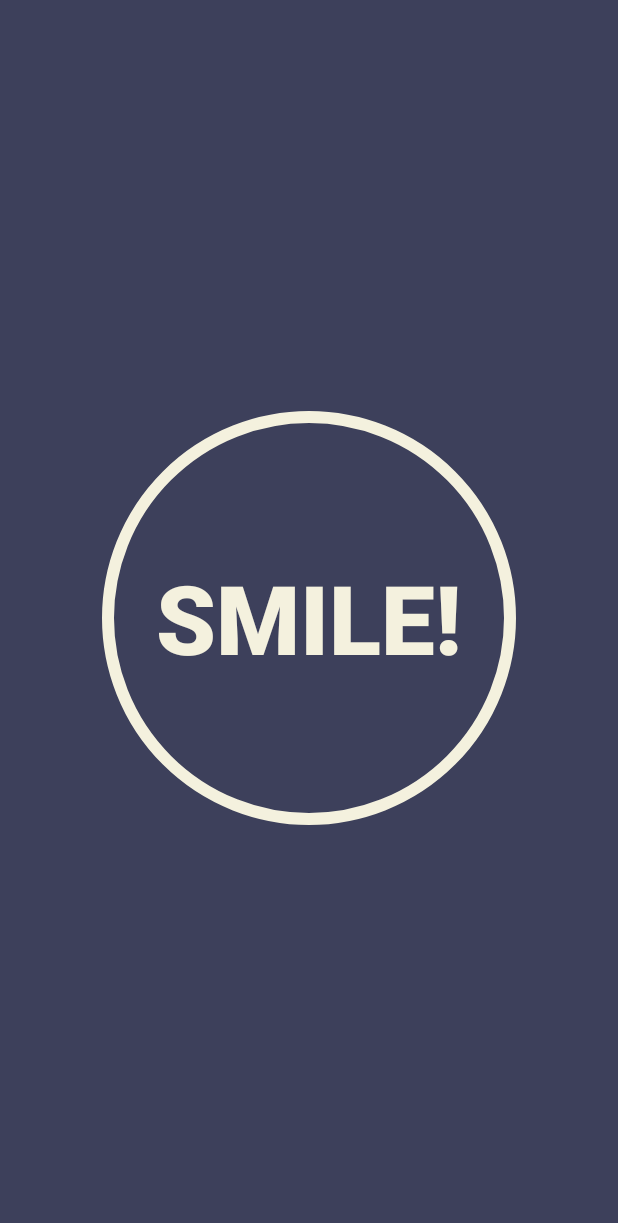
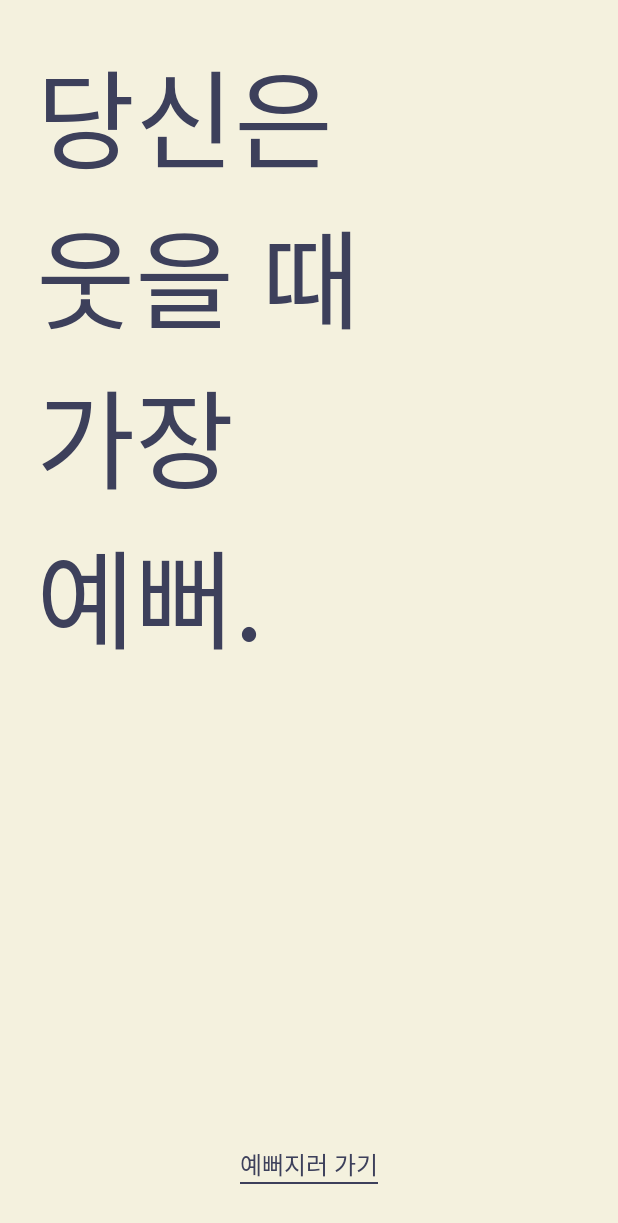
Before and after one commit to 1984tr/SmileCompetition, an Android app: the screen it shows after launch (MainActivity), on a phone screen of 412 x 824 dp. Shown: the top 1223 px of the screen. Run offline under Robolectric (Android 15) with nearby library versions, the phone set to English and light mode, and no system bars; our stand-ins replace data binding.

Commit message:
apply design

```diff
--- a/app/src/main/res/layout/activity_main.xml
+++ b/app/src/main/res/layout/activity_main.xml
@@ -9,24 +9,41 @@
     <androidx.constraintlayout.widget.ConstraintLayout
         android:layout_width="match_parent"
         android:layout_height="match_parent"
-        android:background="@color/navy">
+        android:background="@color/white">
 
-        <androidx.appcompat.widget.AppCompatButton
-            android:id="@+id/btn_smile"
+        <androidx.appcompat.widget.AppCompatTextView
             android:layout_width="wrap_content"
-            android:layout_height="0dp"
-            android:background="@drawable/ripple_oval_white_outline_8dp"
-            android:gravity="center"
-            android:padding="36dp"
-            android:text="Smile!"
-            android:textColor="@color/white"
-            android:textSize="64dp"
-            android:textStyle="bold"
-            app:layout_constraintBottom_toBottomOf="parent"
-            app:layout_constraintDimensionRatio="H, 1:1"
-            app:layout_constraintEnd_toEndOf="parent"
+            android:layout_height="wrap_content"
+            android:layout_margin="24dp"
+            android:fontFamily="@font/nanum"
+            android:gravity="left"
+            android:text="당신은\n웃을 때\n가장\n예뻐."
+            android:textColor="@color/navy"
+            android:textSize="72sp"
             app:layout_constraintStart_toStartOf="parent"
             app:layout_constraintTop_toTopOf="parent" />
 
+        <androidx.appcompat.widget.AppCompatTextView
+            android:id="@+id/btn_smile"
+            android:layout_width="wrap_content"
+            android:layout_height="wrap_content"
+            android:layout_marginBottom="36dp"
+            android:background="?attr/selectableItemBackgroundBorderless"
+            android:fontFamily="@font/nanum"
+            android:text="예뻐지러 가기"
+            android:textColor="@color/navy"
+            android:textSize="16sp"
+            app:layout_constraintBottom_toBottomOf="parent"
+            app:layout_constraintEnd_toEndOf="parent"
+            app:layout_constraintStart_toStartOf="parent" />
+
+        <View
+            android:layout_width="0dp"
+            android:layout_height="1dp"
+            android:background="@color/navy"
+            app:layout_constraintEnd_toEndOf="@id/btn_smile"
+            app:layout_constraintStart_toStartOf="@id/btn_smile"
+            app:layout_constraintTop_toBottomOf="@id/btn_smile" />
+
     </androidx.constraintlayout.widget.ConstraintLayout>
 </layout>
```
Also changed, not shown: app/build.gradle (+3 -11 lines), app/src/main/AndroidManifest.xml (+8 -0 lines), app/src/main/java/com/tr1984/smilecompetition/PreviewActivity.kt (+15 -3 lines), app/src/main/res/font/font.xml (added, +7 -0 lines), app/src/main/res/layout/activity_preview.xml (+11 -14 lines), 1 other file.
